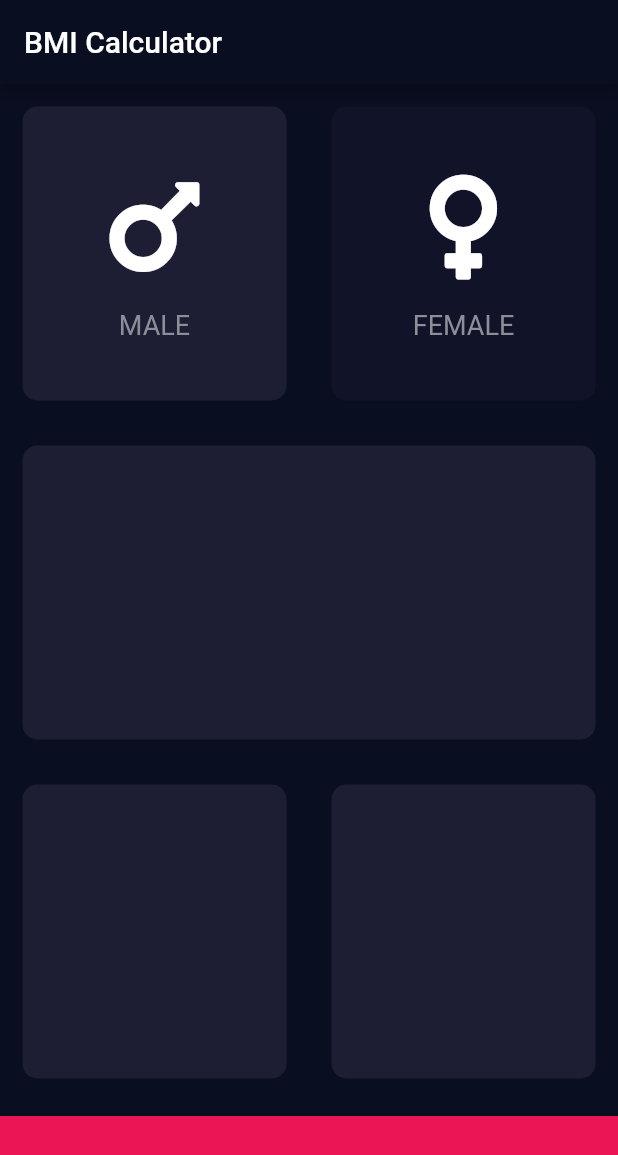
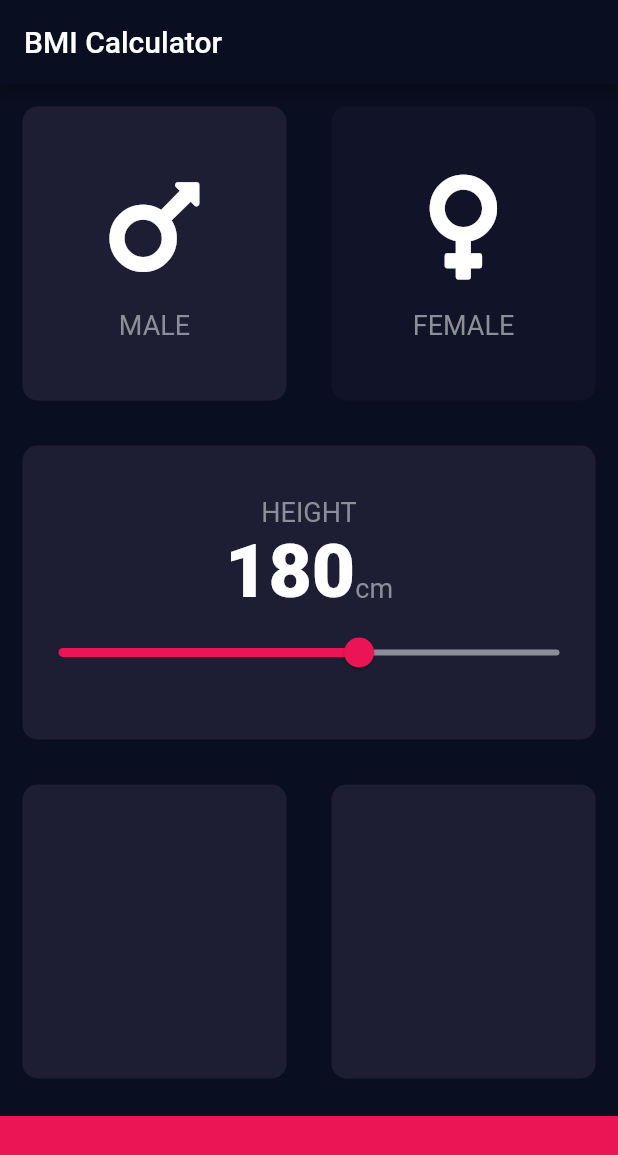
Before and after one commit to MukhammedAli/Flutter-App, a Flutter app: the screen it shows after launch, after a tap on "MALE", on a phone screen of 412 x 824 dp. Shown: the top 1155 px of the screen. Run offline on Flutter 3.47's test engine with Material 2 defaults, Android fonts, the phone set to English and light mode, and no system bars; our stand-ins replace flutter_spinkit, font_awesome_flutter.

Commit message:
Creating slider in the middle container and optimizing code

```diff
--- /dev/null
+++ b/lib/BMICalculator/constants.dart
@@ -0,0 +1,15 @@
+import 'package:flutter/material.dart';
+
+const kLabelTextStyle = TextStyle(
+  fontSize: 18.0,
+  color: Color(0xFF8D8E98),
+);
+
+const kBottomContainerHeight = 80.0;
+const kActiveCardColor = Color(0xFF1D1E33);
+const kInactiveCardColor = Color(0xFF111328);
+const kBottomContainerColor = Color(0xFFEB1555);
+const kNumberTextStyle = TextStyle(
+  fontSize: 50.0,
+  fontWeight: FontWeight.w900,
+);
--- a/lib/BMICalculator/icon_content.dart
+++ b/lib/BMICalculator/icon_content.dart
@@ -1,5 +1,6 @@
 import 'package:flutter/material.dart';
 import 'package:flutter/cupertino.dart';
+import 'constants.dart';
 
 class IconContent extends StatelessWidget {
   IconContent({this.icon, this.label});
@@ -18,10 +19,7 @@ class IconContent extends StatelessWidget {
         ),
         Text(
           label!,
-          style: const TextStyle(
-            fontSize: 18,
-            color: Color(0xFF8D8E98),
-          ),
+          style: kLabelTextStyle,
         )
       ],
     );
--- a/lib/BMICalculator/input_page.dart
+++ b/lib/BMICalculator/input_page.dart
@@ -3,11 +3,12 @@ import 'package:flutter/cupertino.dart';
 import 'package:font_awesome_flutter/font_awesome_flutter.dart';
 import 'reusable_card.dart';
 import 'icon_content.dart';
+import 'constants.dart';
 
-const bottomContainerHeight = 80.0;
-const activeCardColor = Color(0xFF1D1E33);
-const inactiveCardColor = Color(0xFF111328);
-const bottomContainerColor = Color(0xFFEB1555);
+enum Gender {
+  male,
+  female,
+}
 
 class InputPage extends StatefulWidget {
   @override
@@ -15,8 +16,8 @@ class InputPage extends StatefulWidget {
 }
 
 class _InputPageState extends State<InputPage> {
-  Color maleCardColor = inactiveCardColor;
-  Color femaleCardColor = inactiveCardColor;
+  Gender? selectedGender;
+  int height = 180;
 
   @override
   Widget build(BuildContext context) {
@@ -26,6 +27,7 @@ class _InputPageState extends State<InputPage> {
         backgroundColor: const Color(0xFF0A0E21),
       ),
       body: Column(
+        crossAxisAlignment: CrossAxisAlignment.stretch,
         children: <Widget>[
           Expanded(
               child: Row(children: <Widget>[
@@ -34,12 +36,14 @@ class _InputPageState extends State<InputPage> {
                 onTap: () {
                   setState(
                     () {
-                      updateColor(1);
+                      selectedGender = Gender.male;
                     },
                   );
                 },
                 child: ReusableCard(
-                  color: maleCardColor,
+                  color: selectedGender == Gender.male
+                      ? kActiveCardColor
+                      : kInactiveCardColor,
                   cardChild: IconContent(
                     icon: FontAwesomeIcons.mars,
                     label: 'MALE',
@@ -51,11 +55,13 @@ class _InputPageState extends State<InputPage> {
               child: GestureDetector(
                 onTap: () {
                   setState(() {
-                    updateColor(2);
+                    selectedGender = Gender.female;
                   });
                 },
                 child: ReusableCard(
-                  color: femaleCardColor,
+                  color: selectedGender == Gender.female
+                      ? kActiveCardColor
+                      : kInactiveCardColor,
                   cardChild: IconContent(
                       icon: FontAwesomeIcons.venus, label: 'FEMALE'),
                 ),
@@ -63,56 +69,77 @@ class _InputPageState extends State<InputPage> {
             ),
           ])),
           Expanded(
-            child: Container(
-              margin: const EdgeInsets.all(15.0),
-              decoration: BoxDecoration(
-                color: activeCardColor,
-                borderRadius: BorderRadius.circular(10.0),
-              ),
-              height: 200.0,
-              width: double.infinity,
-            ),
-          ),
+              child: ReusableCard(
+                  color: kActiveCardColor,
+                  width: double.infinity,
+                  cardChild: Column(
+                    mainAxisAlignment: MainAxisAlignment.center,
+                    children: <Widget>[
+                      const Text(
+                        'HEIGHT',
+                        style: kLabelTextStyle,
+                      ),
+                      Row(
+                        mainAxisAlignment: MainAxisAlignment.center,
+                        crossAxisAlignment: CrossAxisAlignment.baseline,
+                        textBaseline: TextBaseline.alphabetic,
+                        children: <Widget>[
+                          Text(
+                            height.toString(),
+                            style: kNumberTextStyle,
+                          ),
+                          const Text(
+                            'cm',
+                            style: kLabelTextStyle,
+                          ),
+                        ],
+                      ),
+                      Slider(
+                        value: height.toDouble(),
+                        min: 120,
+                        max: 220,
+                        activeColor: Color(0xFFEB1555),
+                        inactiveColor: Color(0xFF8D8E98),
+                        onChanged: (double newValue) {
+                          setState(() {
+                            height = newValue.round();
+                          });
+                          height = newValue.round();
+                        },
+                      ),
+                    ],
+                  ))),
           Expanded(
               child: Row(children: <Widget>[
             Expanded(
               child: ReusableCard(
-                color: activeCardColor,
+                color: kActiveCardColor,
               ),
             ),
             Expanded(
               child: ReusableCard(
-                color: activeCardColor,
+                color: kActiveCardColor,
               ),
             ),
           ])),
           Container(
-            color: bottomContainerColor,
+            color: kBottomContainerColor,
             margin: const EdgeInsets.only(top: 10.0),
             width: double.infinity,
-            height: bottomContainerHeight,
+            height: kBottomContainerHeight,
           )
         ],
       ),
     );
   }
+}
 
-  void updateColor(int gender) {
-    if (gender == 1) {
-      if (maleCardColor == inactiveCardColor) {
-        maleCardColor = activeCardColor;
-        femaleCardColor = inactiveCardColor;
-      } else {
-        maleCardColor = inactiveCardColor;
-      }
-    }
-    if (gender == 2) {
-      if (femaleCardColor == inactiveCardColor) {
-        femaleCardColor = activeCardColor;
-        maleCardColor = inactiveCardColor;
-      } else {
-        femaleCardColor = inactiveCardColor;
-      }
-    }
-  }
-}
+// Container(
+// margin: const EdgeInsets.all(15.0),
+// decoration: BoxDecoration(
+// color: activeCardColor,
+// borderRadius: BorderRadius.circular(10.0),
+// ),
+// height: 200.0,
+// width: double.infinity,
+// ),
--- a/lib/BMICalculator/reusable_card.dart
+++ b/lib/BMICalculator/reusable_card.dart
@@ -2,8 +2,9 @@ import 'package:flutter/material.dart';
 import 'package:flutter/cupertino.dart';
 
 class ReusableCard extends StatelessWidget {
-  ReusableCard({@required this.color, this.cardChild});
+  ReusableCard({required this.color, this.width = 170.0, this.cardChild});
 
+  final double width;
   final Color? color;
   final Widget? cardChild;
 
@@ -17,7 +18,7 @@ class ReusableCard extends StatelessWidget {
         borderRadius: BorderRadius.circular(10.0),
       ),
       height: 200.0,
-      width: 170.0,
+      width: width,
     );
   }
 }
```
